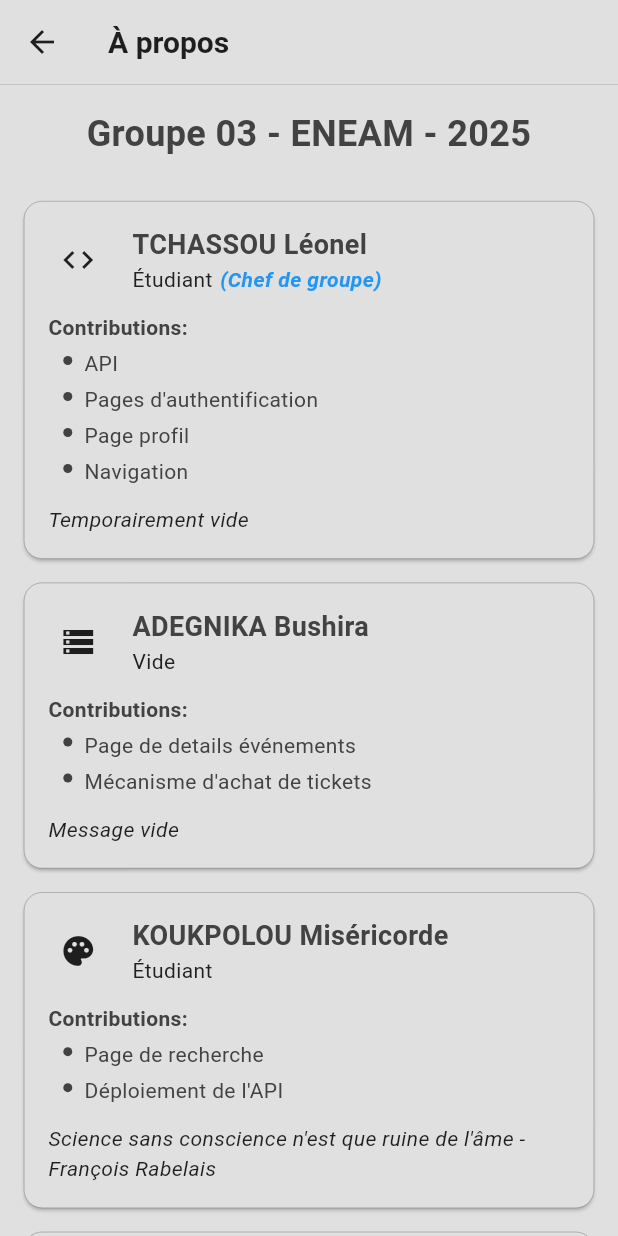
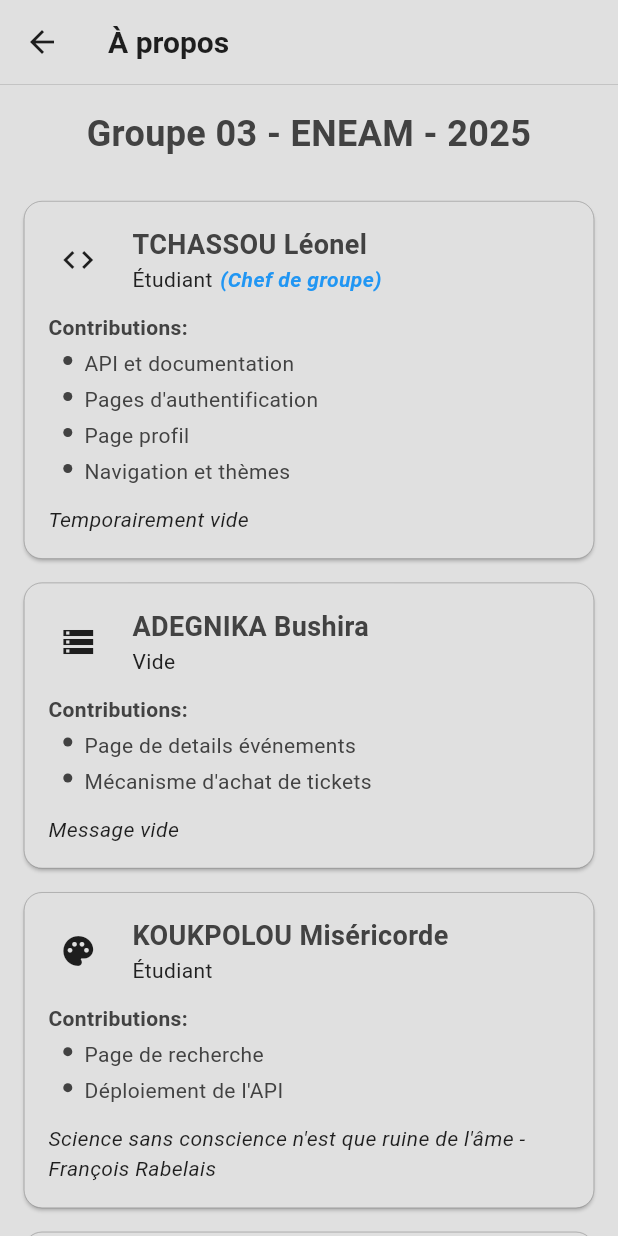
Before and after one commit to peace042005/Tickify, a Flutter app: the About screen opened directly, on a phone screen of 412 x 824 dp. Run offline on Flutter 3.47's test engine with Material 3 defaults, Android fonts, the phone set to English and light mode, and no system bars; our stand-ins replace cached_network_image, dio, fluttertoast, shared_preferences; accounts and stored records are empty; network calls fail.

Commit message:
Ajout de contributions

```diff
--- a/lib/about.dart
+++ b/lib/about.dart
@@ -36,10 +36,10 @@
             name: "TCHASSOU Léonel",
             role: "Étudiant",
             contributions: [
-              "API",
+              "API et documentation",
               "Pages d'authentification",
               "Page profil",
-              "Navigation"
+              "Navigation et thèmes"
             ],
             message: "Temporairement vide",
           ),
```
